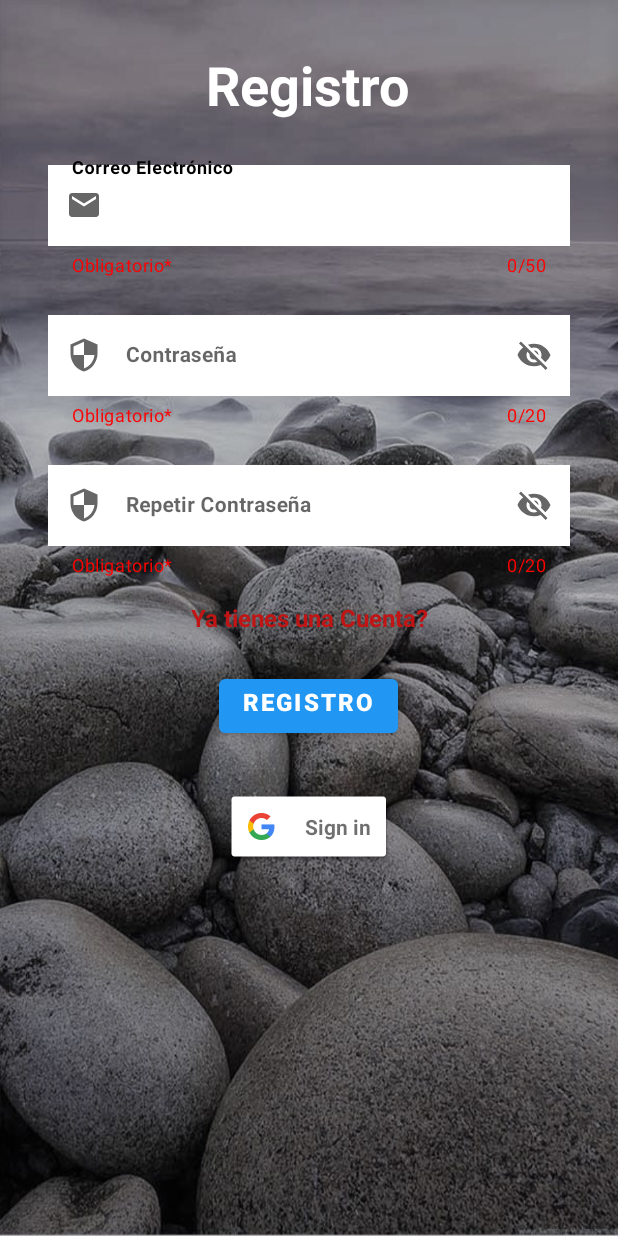
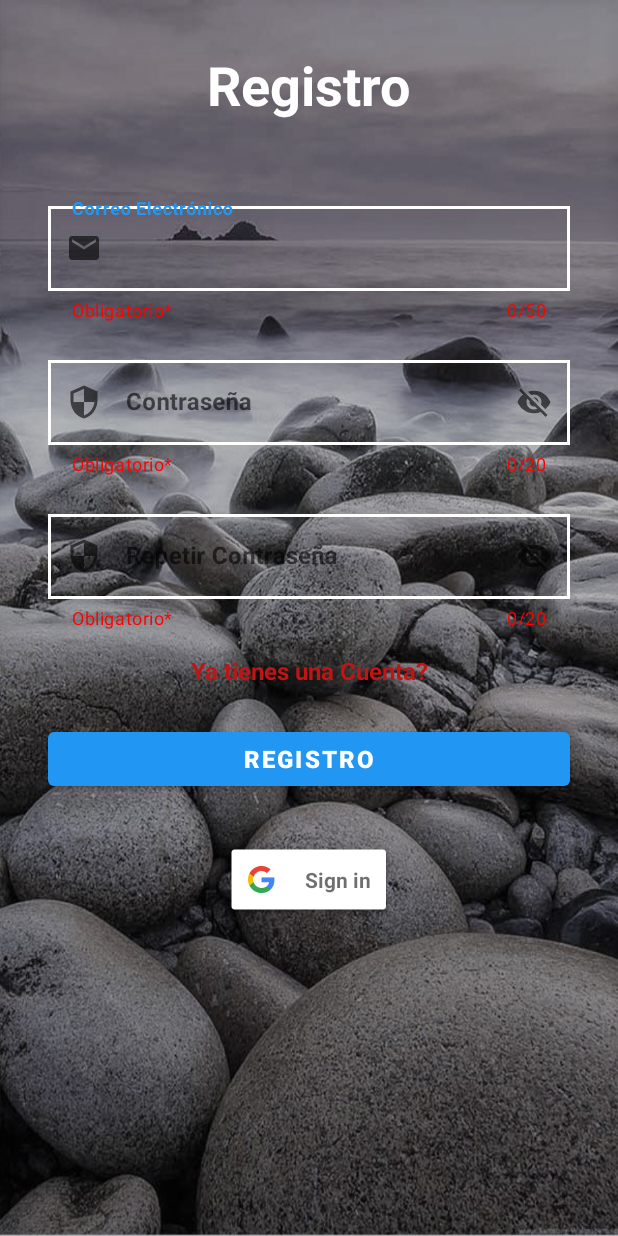
Before and after one commit to walter-barreiro/las_piedras_app, an Android app: the screen it shows after launch (RegisterActivity), after a tap on "Regístrate", on a phone screen of 412 x 824 dp. Run offline under Robolectric (Android 15) with nearby library versions, the phone set to English and light mode, and no system bars; our stand-ins replace Firebase (no records; nobody signed in at launch, a user with empty details on screens opened directly); 3 other taps on this screen came first.

Commit message:
Arreglados diseños al agregar y editar productos y en registro y login

```diff
--- a/app/src/main/res/drawable/input_bg.xml
+++ b/app/src/main/res/drawable/input_bg.xml
@@ -1,5 +1,4 @@
 <?xml version="1.0" encoding="utf-8"?>
 <shape xmlns:android="http://schemas.android.com/apk/res/android">
     <stroke android:color="@color/colorWhite" android:width="2dp"/>
-    <corners android:radius="70dp"/>
 </shape>
--- a/app/src/main/res/layout/activity_register.xml
+++ b/app/src/main/res/layout/activity_register.xml
@@ -7,29 +7,29 @@
     android:background="@drawable/bb4"
     tools:context=".activities.RegisterActivity">
 
-    <LinearLayout
-        android:id="@+id/linearLayout3"
-        android:layout_width="match_parent"
-        android:layout_height="match_parent"
-        android:layout_marginTop="32dp"
-        android:orientation="vertical"
-        app:layout_constraintTop_toTopOf="parent"
-        tools:layout_editor_absoluteX="16dp">
-
     <TextView
         android:id="@+id/login"
         android:layout_width="wrap_content"
         android:layout_height="wrap_content"
         android:layout_gravity="center"
+        android:layout_marginTop="32dp"
         android:text="Registro"
         android:textColor="@color/colorWhite"
         android:textSize="36sp"
         android:textStyle="bold"
-            app:layout_constraintBottom_toBottomOf="parent"
         app:layout_constraintEnd_toEndOf="parent"
         app:layout_constraintStart_toStartOf="parent"
-            app:layout_constraintTop_toTopOf="parent"
-            app:layout_constraintVertical_bias="0.13" />
+        app:layout_constraintTop_toTopOf="parent" />
+
+    <LinearLayout
+        android:id="@+id/linearLayout3"
+        android:layout_width="match_parent"
+        android:layout_height="wrap_content"
+        android:orientation="vertical"
+        app:layout_constraintBottom_toBottomOf="parent"
+        app:layout_constraintTop_toBottomOf="@+id/login"
+        app:layout_constraintVertical_bias="0.069"
+        tools:layout_editor_absoluteX="0dp">
 
         <com.google.android.material.textfield.TextInputLayout
             android:id="@+id/textInputLayoutCorreo"
@@ -46,20 +46,16 @@
             app:endIconMode="clear_text"
             app:helperText="Obligatorio*"
             app:helperTextTextColor="@color/red"
-            app:hintTextColor="@color/black"
             app:startIconDrawable="@drawable/ic_email">
 
             <com.google.android.material.textfield.TextInputEditText
                 android:id="@+id/textInputEditTextCorreo"
                 android:layout_width="match_parent"
                 android:layout_height="wrap_content"
+                android:background="@drawable/input_bg"
                 android:maxLength="51"
-                android:textColor="@color/black"
-                android:textColorHint="@color/black"
-                android:textSize="14sp"
-                android:textStyle="bold"
-                app:hintTextColor="@color/colorBlack"
-                android:background="@color/colorWhite"/>
+                android:textSize="16sp"
+                android:textStyle="bold" />
         </com.google.android.material.textfield.TextInputLayout>
 
         <com.google.android.material.textfield.TextInputLayout
@@ -78,20 +74,16 @@
             app:endIconMode="password_toggle"
             app:helperText="Obligatorio*"
             app:helperTextTextColor="@color/red"
-            app:hintTextColor="@color/black"
             app:startIconDrawable="@drawable/ic_security">
 
             <com.google.android.material.textfield.TextInputEditText
                 android:id="@+id/textInputEditTextContrasena"
                 android:layout_width="match_parent"
                 android:layout_height="wrap_content"
+                android:background="@drawable/input_bg"
                 android:maxLength="21"
-                android:textColor="@color/black"
-                android:textColorHint="@color/black"
-                android:textSize="14sp"
-                android:textStyle="bold"
-                app:hintTextColor="@color/black"
-                android:background="@color/colorWhite"/>
+                android:textSize="16sp"
+                android:textStyle="bold" />
 
         </com.google.android.material.textfield.TextInputLayout>
 
@@ -111,20 +103,16 @@
             app:endIconMode="password_toggle"
             app:helperText="Obligatorio*"
             app:helperTextTextColor="@color/red"
-            app:hintTextColor="@color/black"
             app:startIconDrawable="@drawable/ic_security">
 
             <com.google.android.material.textfield.TextInputEditText
                 android:id="@+id/textInputEditTextContrasena2"
                 android:layout_width="match_parent"
                 android:layout_height="wrap_content"
+                android:background="@drawable/input_bg"
                 android:maxLength="21"
-                android:textColor="@color/black"
-                android:textColorHint="@color/black"
-                android:textSize="14sp"
-                android:textStyle="bold"
-                app:hintTextColor="@color/black"
-                android:background="@color/colorWhite"/>
+                android:textSize="16sp"
+                android:textStyle="bold" />
 
         </com.google.android.material.textfield.TextInputLayout>
 
@@ -144,21 +132,23 @@
             app:layout_constraintStart_toStartOf="@+id/btnRegister"
             app:layout_constraintTop_toBottomOf="@+id/btnRegister" />
 
+    </LinearLayout>
+
     <Button
         android:id="@+id/btnRegister"
-            android:layout_width="wrap_content"
+        android:layout_width="0dp"
         android:layout_height="wrap_content"
-            android:layout_gravity="center"
+        android:layout_marginStart="32dp"
         android:layout_marginTop="24dp"
-            android:gravity="fill_horizontal"
+        android:layout_marginEnd="32dp"
         android:text="Registro"
         android:textColor="@color/colorWhite"
         android:textSize="16sp"
         android:textStyle="bold"
-            app:layout_constraintEnd_toEndOf="@+id/editTextConformPassword"
+        app:layout_constraintEnd_toEndOf="parent"
         app:layout_constraintHorizontal_bias="0.0"
-            app:layout_constraintStart_toStartOf="@+id/editTextConformPassword"
-            app:layout_constraintTop_toBottomOf="@+id/editTextConformPassword" />
+        app:layout_constraintStart_toStartOf="@+id/linearLayout3"
+        app:layout_constraintTop_toBottomOf="@+id/linearLayout3" />
 
     <com.google.android.gms.common.SignInButton
         android:id="@+id/btnSignin"
@@ -168,8 +158,6 @@
         android:layout_marginTop="32dp"
         app:layout_constraintEnd_toEndOf="@+id/btnRegister"
         app:layout_constraintStart_toStartOf="@+id/btnRegister"
-            app:layout_constraintTop_toBottomOf="@+id/alredyHaveAccount" />
-
-    </LinearLayout>
+        app:layout_constraintTop_toBottomOf="@+id/btnRegister" />
 
 </androidx.constraintlayout.widget.ConstraintLayout>
--- a/app/src/main/res/layout/fragment_new_product_commerce.xml
+++ b/app/src/main/res/layout/fragment_new_product_commerce.xml
@@ -52,8 +52,7 @@ tools:context=".fragments.NewProductCommerceFragment">
         android:id="@+id/btnCommerceSave"
         android:layout_width="wrap_content"
         android:layout_height="wrap_content"
-        android:layout_marginTop="16dp"
-        android:layout_marginEnd="16dp"
+        android:layout_marginEnd="32dp"
         android:text="Guardar"
         android:textColor="@color/colorWhite"
         app:layout_constraintEnd_toEndOf="parent"
@@ -64,8 +63,7 @@ tools:context=".fragments.NewProductCommerceFragment">
         android:id="@+id/btnCommerceCancel"
         android:layout_width="wrap_content"
         android:layout_height="wrap_content"
-        android:layout_marginStart="16dp"
-        android:layout_marginTop="16dp"
+        android:layout_marginStart="32dp"
         android:text="Cancelar"
         android:textColor="@color/colorWhite"
         app:layout_constraintEnd_toStartOf="@+id/tvCommerceProductPrice"
--- a/app/src/main/res/layout/fragment_products_commerce.xml
+++ b/app/src/main/res/layout/fragment_products_commerce.xml
@@ -23,6 +23,4 @@
         app:layout_constraintEnd_toEndOf="parent"
         app:srcCompat="@drawable/ic_baseline_add_24" />
 
-
-
 </androidx.constraintlayout.widget.ConstraintLayout>
```
Also changed, not shown: app/src/main/res/layout/activity_commerce.xml (+8 -31 lines), app/src/main/res/layout/activity_login.xml (+29 -38 lines), app/src/main/res/layout/fragment_edit_product_commerce.xml (+34 -37 lines), app/src/main/res/layout/fragment_edit_product_profile.xml (+12 -19 lines). Lines whose indentation alone changed are shown as unchanged.
